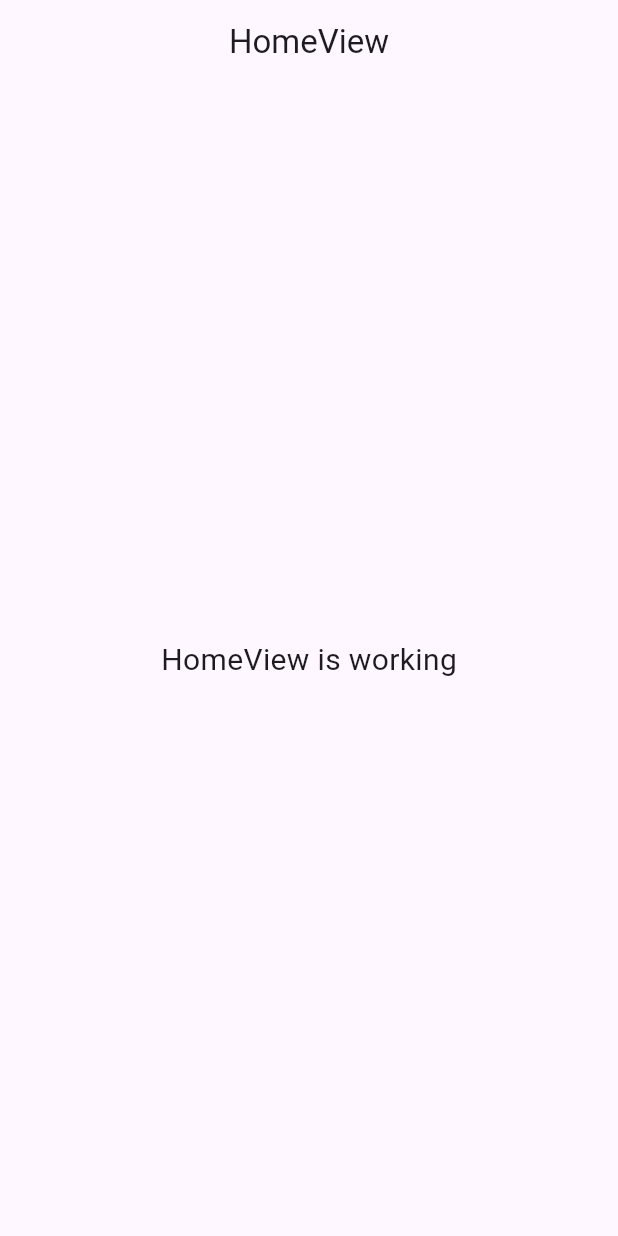
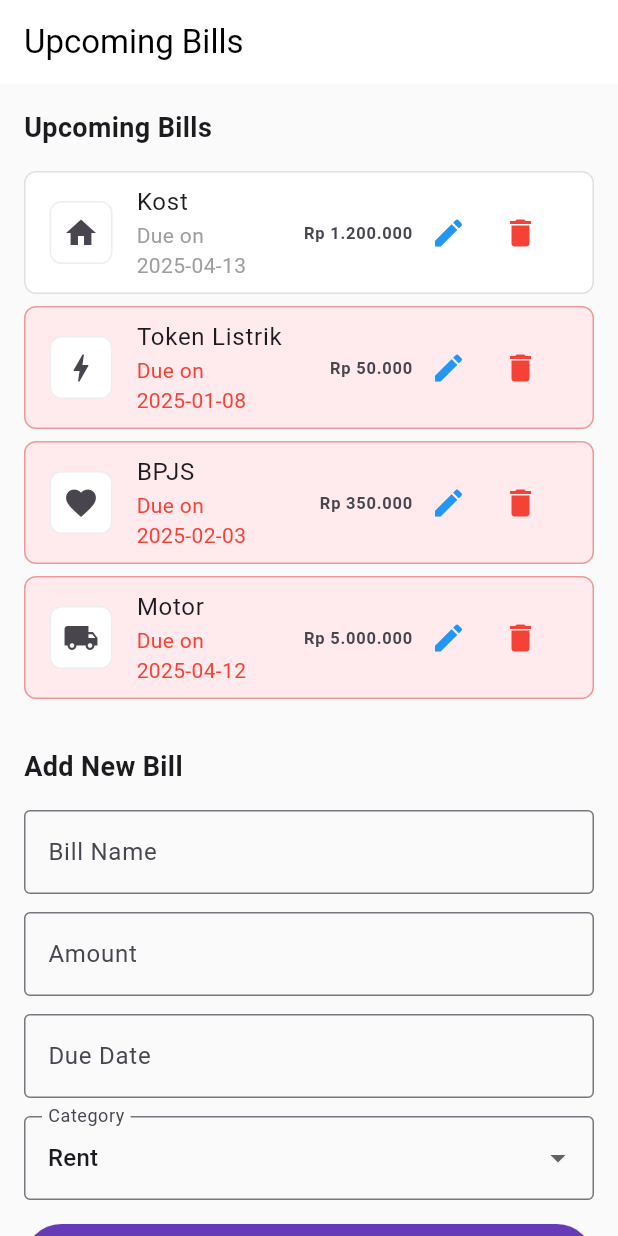
Before and after one commit to ThePayPlus/PayPlus_Mobile, a Flutter app: the screen it shows after launch, on a phone screen of 412 x 824 dp. Run offline on Flutter 3.47's test engine with Material 3 defaults, Android fonts, the phone set to English and light mode, and no system bars; our stand-ins replace get.

```diff
--- /dev/null
+++ b/lib/app/data/models/bill_model.dart
@@ -0,0 +1,31 @@
+class Bill {
+  final String id;
+  final String name;
+  final double amount;
+  final DateTime dueDate;
+  final String category;
+  final String icon;
+
+  Bill({
+    required this.id,
+    required this.name,
+    required this.amount,
+    required this.dueDate,
+    required this.category,
+    this.icon = '',
+  });
+
+  bool get isOverdue => DateTime.now().isAfter(dueDate);
+
+  bool get isDueTomorrow {
+    final now = DateTime.now();
+    final tomorrow = DateTime(now.year, now.month, now.day + 1);
+    final dueDateNormalized = DateTime(dueDate.year, dueDate.month, dueDate.day);
+    return dueDateNormalized.isAtSameMomentAs(tomorrow);
+  }
+
+  int get daysOverdue {
+    if (!isOverdue) return 0;
+    return DateTime.now().difference(dueDate).inDays;
+  }
+}
--- /dev/null
+++ b/lib/app/modules/bills/controllers/bill_controller.dart
@@ -0,0 +1,257 @@
+import 'dart:async';
+import 'package:flutter/material.dart';
+import 'package:get/get.dart';
+import 'package:intl/intl.dart';  // Add this import
+import '../../../data/models/bill_model.dart';
+
+class BillController extends GetxController {
+  final bills = <Bill>[].obs;
+  final isLoading = false.obs;
+
+  // Form controllers
+  final nameController = TextEditingController();
+  final amountController = TextEditingController();
+  final dateController = TextEditingController();
+  final categories = ['Rent', 'Utilities', 'Insurance', 'Vehicle', 'Other'];
+  final selectedCategory = RxString('Rent');
+  final selectedDate = Rx<DateTime?>(null);
+  Timer? _notificationTimer;
+
+  @override
+  void onInit() {
+    super.onInit();
+    fetchBills();
+
+    // Set up timer to check for notifications every 1 minutes
+    _notificationTimer = Timer.periodic(const Duration(minutes: 1), (_) {
+      checkBillNotifications();
+    });
+
+    // Also check immediately on startup
+    WidgetsBinding.instance.addPostFrameCallback((_) {
+      checkBillNotifications();
+    });
+  }
+
+  @override
+  void onClose() {
+    _notificationTimer?.cancel();
+    nameController.dispose();
+    amountController.dispose();
+    dateController.dispose();
+    super.onClose();
+  }
+
+  void fetchBills() {
+    isLoading.value = true;
+    // Simulate API call
+    Future.delayed(const Duration(seconds: 1), () {
+      bills.value = [
+        Bill(
+          id: '1',
+          name: 'Kost',
+          amount: 1200000,
+          dueDate: DateTime(2025, 4, 13),
+          category: 'Rent',
+          icon: 'home',
+        ),
+        Bill(
+          id: '2',
+          name: 'Token Listrik',
+          amount: 50000,
+          dueDate: DateTime(2025, 1, 8),
+          category: 'Utilities',
+          icon: 'bolt',
+        ),
+        Bill(
+          id: '3',
+          name: 'BPJS',
+          amount: 350000,
+          dueDate: DateTime(2025, 2, 3),
+          category: 'Insurance',
+          icon: 'favorite',
+        ),
+        Bill(
+          id: '4',
+          name: 'Motor',
+          amount: 5000000,
+          dueDate: DateTime(2025, 4, 12),
+          category: 'Vehicle',
+          icon: 'local_shipping',
+        ),
+      ];
+      isLoading.value = false;
+
+      // Check for overdue bills and show notifications
+      checkOverdueBills();
+    });
+  }
+
+  void checkOverdueBills() {
+    // For demo purposes, we'll simulate overdue bills
+    // In a real app, you would compare with the current date
+    for (var bill in bills) {
+      if (bill.isOverdue) {
+        showOverdueNotification(bill);
+      }
+    }
+  }
+
+  void checkBillNotifications() {
+    final now = DateTime.now();
+    final tomorrow = DateTime(now.year, now.month, now.day + 1);
+
+    for (var bill in bills) {
+      // Check for overdue bills
+      if (bill.isOverdue) {
+        showOverdueNotification(bill);
+      }
+
+      // Check for bills due tomorrow using the isDueTomorrow getter
+      if (bill.isDueTomorrow) {
+        showDueTomorrowNotification(bill);
+      }
+    }
+  }
+
+  void showDueTomorrowNotification(Bill bill) {
+    final currencyFormat = NumberFormat.currency(
+      locale: 'id',
+      symbol: 'Rp ',
+      decimalDigits: 0,
+    );
+
+    Get.snackbar(
+      'Bill Due Tomorrow',
+      'Your bill for "${bill.name}" (${currencyFormat.format(bill.amount)}) is due tomorrow!',
+      backgroundColor: Colors.amber.shade100,
+      colorText: Colors.amber.shade900,
+      duration: const Duration(seconds: 5),
+      snackPosition: SnackPosition.TOP,
+      isDismissible: true,
+      dismissDirection: DismissDirection.horizontal,
+      icon: const Icon(Icons.access_time, color: Colors.amber),
+      mainButton: TextButton(
+        onPressed: () {
+          // Close the notification
+          Get.back();
+        },
+        child: const Text('Dismiss', style: TextStyle(color: Colors.amber)),
+      ),
+    );
+  }
+
+  void showOverdueNotification(Bill bill) {
+    Get.snackbar(
+      'Overdue Bill',
+      'Your bill for "${bill.name}" was due ${bill.daysOverdue} day(s) ago!',
+      backgroundColor: Colors.red.shade100,
+      colorText: Colors.red.shade900,
+      duration: const Duration(seconds: 5),
+      snackPosition: SnackPosition.TOP,
+      isDismissible: true,
+      dismissDirection: DismissDirection.horizontal,
+      icon: const Icon(Icons.warning, color: Colors.red),
+    );
+  }
+
+  void addBill(String name, double amount, DateTime dueDate, String category) {
+    final newBill = Bill(
+      id: DateTime.now().millisecondsSinceEpoch.toString(),
+      name: name,
+      amount: amount,
+      dueDate: dueDate,
+      category: category,
+      icon: getCategoryIcon(category),
+    );
+
+    bills.add(newBill);
+    bills.sort((a, b) => a.dueDate.compareTo(b.dueDate));
+  }
+
+  String getCategoryIcon(String category) {
+    switch (category.toLowerCase()) {
+      case 'rent':
+        return 'home';
+      case 'utilities':
+        return 'bolt';
+      case 'insurance':
+        return 'favorite';
+      case 'vehicle':
+        return 'local_shipping';
+      default:
+        return 'receipt';
+    }
+  }
+
+  void deleteBill(String id) {
+    bills.removeWhere((bill) => bill.id == id);
+  }
+
+  // Add these methods after deleteBill method
+  void editBill(String id, String name, double amount, DateTime dueDate, String category) {
+    final index = bills.indexWhere((bill) => bill.id == id);
+    if (index != -1) {
+      bills[index] = Bill(
+        id: id,
+        name: name,
+        amount: amount,
+        dueDate: dueDate,
+        category: category,
+        icon: getCategoryIcon(category),
+      );
+      bills.refresh();
+      bills.sort((a, b) => a.dueDate.compareTo(b.dueDate));
+    }
+  }
+
+  void populateFormForEdit(Bill bill) {
+    nameController.text = bill.name;
+    amountController.text = bill.amount.toString();
+    selectedDate.value = bill.dueDate;
+    dateController.text = DateFormat('yyyy-MM-dd').format(bill.dueDate);
+    selectedCategory.value = bill.category;
+  }
+
+  void setSelectedDate(DateTime date) {
+    selectedDate.value = date;
+    dateController.text = DateFormat('yyyy-MM-dd').format(date);
+  }
+
+  void clearForm() {
+    nameController.clear();
+    amountController.clear();
+    dateController.clear();
+    selectedDate.value = null;
+    selectedCategory.value = categories.first;
+  }
+
+  void submitForm() {
+    if (nameController.text.isNotEmpty &&
+        amountController.text.isNotEmpty &&
+        selectedDate.value != null) {
+      addBill(
+        nameController.text,
+        double.parse(amountController.text),
+        selectedDate.value!,
+        selectedCategory.value,
+      );
+
+      clearForm();
+
+      Get.snackbar(
+        'Success',
+        'Bill added successfully',
+        backgroundColor: Colors.green.shade100,
+        colorText: Colors.green.shade900,
+      );
+    } else {
+      Get.snackbar(
+        'Error',
+        'Please fill all fields',
+        backgroundColor: Colors.red.shade100,
+        colorText: Colors.red.shade900,
+      );
+    }
+  }
+}
--- /dev/null
+++ b/lib/app/modules/bills/views/bill_view.dart
@@ -0,0 +1,226 @@
+import 'package:flutter/material.dart';
+import 'package:get/get.dart';
+import 'package:intl/intl.dart';
+import '../controllers/bill_controller.dart';
+import '../../../data/models/bill_model.dart';
+
+class BillView extends GetView<BillController> {
+  const BillView({Key? key}) : super(key: key);
+
+  @override
+  Widget build(BuildContext context) {
+    return Scaffold(
+      appBar: AppBar(
+        title: const Text('Upcoming Bills'),
+        backgroundColor: Colors.white,
+        foregroundColor: Colors.black,
+        elevation: 0,
+      ),
+      body: Obx(() {
+        if (controller.isLoading.value) {
+          return const Center(child: CircularProgressIndicator());
+        }
+
+        return SingleChildScrollView(
+          child: Padding(
+            padding: const EdgeInsets.all(16.0),
+            child: Column(
+              crossAxisAlignment: CrossAxisAlignment.start,
+              children: [
+                const Text(
+                  'Upcoming Bills',
+                  style: TextStyle(
+                    fontSize: 18,
+                    fontWeight: FontWeight.bold,
+                  ),
+                ),
+                const SizedBox(height: 16),
+                _buildBillsList(),
+                const SizedBox(height: 24),
+                _buildAddBillForm(),
+              ],
+            ),
+          ),
+        );
+      }),
+    );
+  }
+
+  Widget _buildBillsList() {
+    return Column(
+      children: controller.bills.map((bill) => _buildBillItem(bill)).toList(),
+    );
+  }
+
+  Widget _buildBillItem(Bill bill) {
+    final currencyFormat = NumberFormat.currency(
+      locale: 'id',
+      symbol: 'Rp ',
+      decimalDigits: 0,
+    );
+
+    // Change the container color based on whether the bill is overdue
+    final containerColor = bill.isOverdue ? Colors.red.shade50 : Colors.white;
+
+    return Container(
+      margin: const EdgeInsets.only(bottom: 8),
+      decoration: BoxDecoration(
+        color: containerColor,
+        borderRadius: BorderRadius.circular(8),
+        border: Border.all(
+          color: bill.isOverdue ? Colors.red.shade200 : Colors.grey.shade300,
+          width: 1,
+        ),
+      ),
+      child: ListTile(
+        leading: Container(
+          padding: const EdgeInsets.all(8),
+          decoration: BoxDecoration(
+            color: Colors.white,
+            borderRadius: BorderRadius.circular(8),
+            border: Border.all(
+              color: Colors.grey.shade200,
+              width: 1,
+            ),
+          ),
+          child: _getIconForBill(bill),
+        ),
+        title: Text(bill.name),
+        subtitle: Text(
+          'Due on ${DateFormat('yyyy-MM-dd').format(bill.dueDate)}',
+          style: TextStyle(
+            color: bill.isOverdue ? Colors.red : Colors.grey,
+          ),
+        ),
+        trailing: Row(
+          mainAxisSize: MainAxisSize.min,
+          children: [
+            Text(
+              currencyFormat.format(bill.amount),
+              style: const TextStyle(
+                fontWeight: FontWeight.bold,
+              ),
+            ),
+            IconButton(
+              icon: const Icon(Icons.edit, color: Colors.blue),
+              onPressed: () => Get.toNamed('/edit-bill', arguments: bill),
+            ),
+            IconButton(
+              icon: const Icon(Icons.delete, color: Colors.red),
+              onPressed: () => controller.deleteBill(bill.id),
+            ),
+          ],
+        ),
+      ),
+    );
+  }
+
+  Widget _getIconForBill(Bill bill) {
+    IconData iconData;
+    switch (bill.icon) {
+      case 'home':
+        iconData = Icons.home;
+        break;
+      case 'bolt':
+        iconData = Icons.bolt;
+        break;
+      case 'favorite':
+        iconData = Icons.favorite;
+        break;
+      case 'local_shipping':
+        iconData = Icons.local_shipping;
+        break;
+      default:
+        iconData = Icons.receipt;
+    }
+
+    return Icon(iconData);
+  }
+
+  Widget _buildAddBillForm() {
+    return Column(
+      crossAxisAlignment: CrossAxisAlignment.start,
+      children: [
+        const Text(
+          'Add New Bill',
+          style: TextStyle(
+            fontSize: 18,
+            fontWeight: FontWeight.bold,
+          ),
+        ),
+        const SizedBox(height: 16),
+        TextField(
+          controller: controller.nameController,
+          decoration: const InputDecoration(
+            hintText: 'Enter bill name',
+            border: OutlineInputBorder(),
+            labelText: 'Bill Name',
+          ),
+        ),
+        const SizedBox(height: 12),
+        TextField(
+          controller: controller.amountController,
+          keyboardType: TextInputType.number,
+          decoration: const InputDecoration(
+            hintText: 'Enter amount bill',
+            border: OutlineInputBorder(),
+            labelText: 'Amount',
+          ),
+        ),
+        const SizedBox(height: 12),
+        TextField(
+          controller: controller.dateController,
+          readOnly: true,
+          decoration: const InputDecoration(
+            hintText: 'yyyy-mm-dd',
+            border: OutlineInputBorder(),
+            labelText: 'Due Date',
+          ),
+          onTap: () async {
+            final pickedDate = await showDatePicker(
+              context: Get.context!,
+              initialDate: DateTime.now(),
+              firstDate: DateTime.now(),
+              lastDate: DateTime(2030),
+            );
+
+            if (pickedDate != null) {
+              controller.setSelectedDate(pickedDate);
+            }
+          },
+        ),
+        const SizedBox(height: 12),
+        Obx(() => DropdownButtonFormField<String>(
+          value: controller.selectedCategory.value,
+          decoration: const InputDecoration(
+            border: OutlineInputBorder(),
+            labelText: 'Category',
+          ),
+          items: controller.categories.map((category) {
+            return DropdownMenuItem(
+              value: category,
+              child: Text(category),
+            );
+          }).toList(),
+          onChanged: (value) {
+            if (value != null) {
+              controller.selectedCategory.value = value;
+            }
+          },
+        )),
+        const SizedBox(height: 16),
+        SizedBox(
+          width: double.infinity,
+          height: 50,
+          child: ElevatedButton(
+            style: ElevatedButton.styleFrom(
+              backgroundColor: Colors.deepPurple,
+            ),
+            onPressed: controller.submitForm,
+            child: const Text('Add Bill', style: TextStyle(color: Colors.white)),
+          ),
+        ),
+      ],
+    );
+  }
+}
--- a/lib/app/routes/app_pages.dart
+++ b/lib/app/routes/app_pages.dart
@@ -1,5 +1,7 @@
 import 'package:get/get.dart';
-
+import '../modules/bills/bindings/bill_binding.dart';
+import '../modules/bills/views/bill_view.dart';
+import '../modules/bills/views/edit_bill_view.dart'; // Add this import
 import '../modules/home/bindings/home_binding.dart';
 import '../modules/home/views/home_view.dart';
 
@@ -8,7 +10,7 @@ part 'app_routes.dart';
 class AppPages {
   AppPages._();
 
-  static const INITIAL = Routes.HOME;
+  static const INITIAL = Routes.BILLS; // Changed to start with bills page for testing
 
   static final routes = [
     GetPage(
@@ -16,5 +18,15 @@ class AppPages {
       page: () => const HomeView(),
       binding: HomeBinding(),
     ),
+    GetPage(
+      name: _Paths.BILLS,
+      page: () => const BillView(),
+      binding: BillBinding(),
+    ),
+    GetPage(
+      name: _Paths.EDIT_BILL,
+      page: () => const EditBillView(),
+      binding: BillBinding(),
+    ),
   ];
 }
--- a/lib/app/routes/app_routes.dart
+++ b/lib/app/routes/app_routes.dart
@@ -1,12 +1,15 @@
 part of 'app_pages.dart';
-// DO NOT EDIT. This is code generated via package:get_cli/get_cli.dart
 
 abstract class Routes {
   Routes._();
   static const HOME = _Paths.HOME;
+  static const BILLS = _Paths.BILLS;
+  static const EDIT_BILL = _Paths.EDIT_BILL; // Added edit bill route
 }
 
 abstract class _Paths {
   _Paths._();
   static const HOME = '/home';
+  static const BILLS = '/bills';
+  static const EDIT_BILL = '/edit-bill'; // Added edit bill path
 }
--- a/pubspec.yaml
+++ b/pubspec.yaml
@@ -30,11 +30,12 @@ environment:
 dependencies:
   flutter:
     sdk: flutter
+  get: ^4.7.2  # Keep only one version of get
+  intl: ^0.18.0
 
   # The following adds the Cupertino Icons font to your application.
   # Use with the CupertinoIcons class for iOS style icons.
   cupertino_icons: ^1.0.8
-  get: ^4.7.2
 
 dev_dependencies:
   flutter_test:
```
Also changed, not shown: lib/app/modules/bills/bindings/bill_binding.dart (added, +11 -0 lines), lib/app/modules/bills/views/edit_bill_view.dart (added, +126 -0 lines), lib/main.dart (+20 -2 lines), pubspec.lock, 7 other files.
